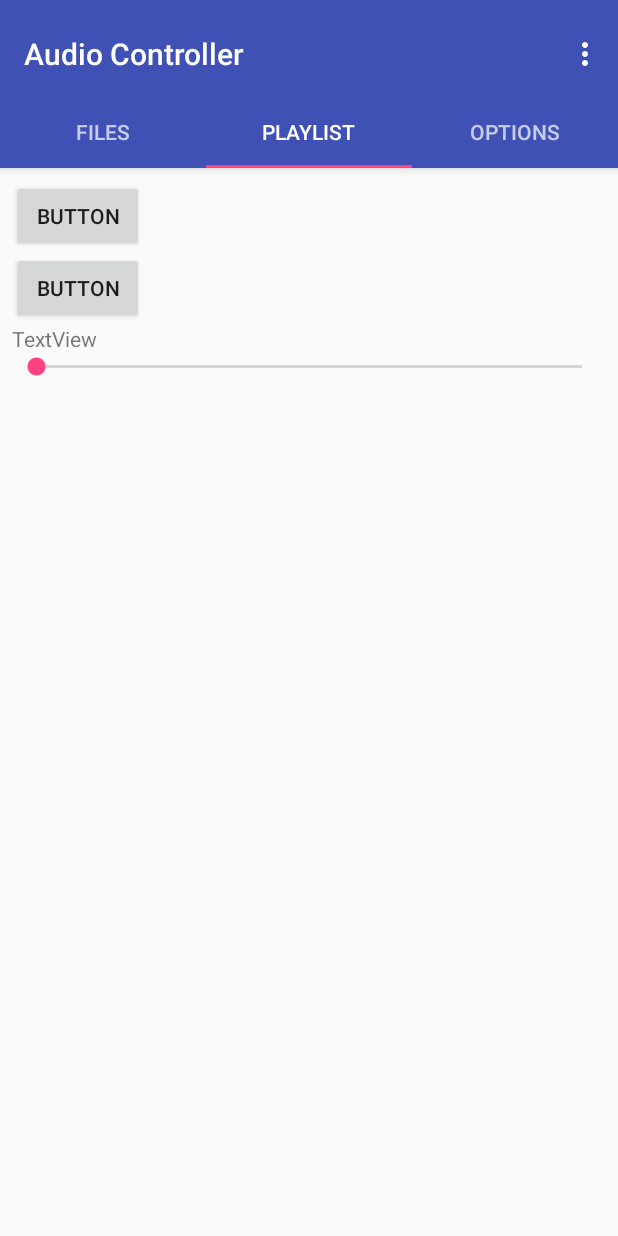
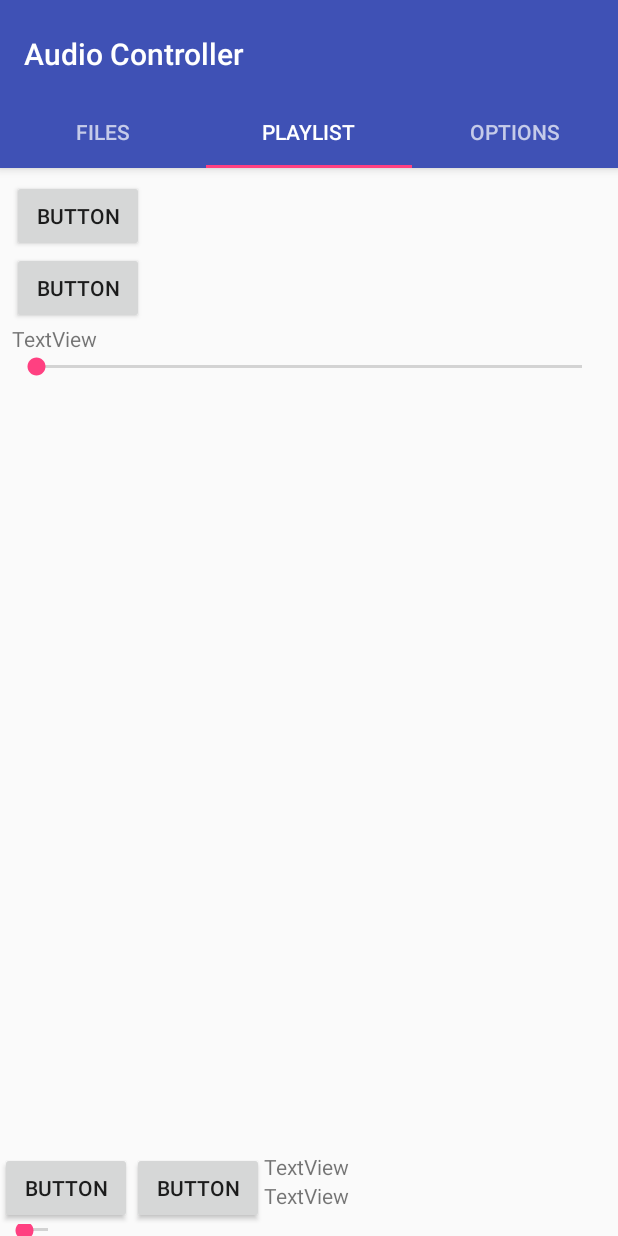
Before and after one commit to onejosharmy/Sprint3, an Android app: the screen it shows after launch (MainActivity), tab 2 chosen, on a phone screen of 412 x 824 dp. Run offline under Robolectric (Android 15) with nearby library versions, the phone set to English and light mode, and no system bars.

Commit message:
made view work

```diff
--- a/app/src/main/java/media/cs4985/westga/edu/audiocontroller/MainActivity.java
+++ b/app/src/main/java/media/cs4985/westga/edu/audiocontroller/MainActivity.java
@@ -40,8 +40,8 @@ public class MainActivity extends AppCompatActivity {
         super.onCreate(savedInstanceState);
         setContentView(R.layout.activity_main);
 
-        Toolbar toolbar = (Toolbar) findViewById(R.id.toolbar);
-        setSupportActionBar(toolbar);
+        //Toolbar toolbar = (Toolbar) findViewById(R.id.toolbar);
+        //setSupportActionBar(toolbar);
         // Create the adapter that will return a fragment for each of the three
         // primary sections of the activity.
         mSectionsPagerAdapter = new SectionsPagerAdapter(getSupportFragmentManager());
@@ -52,7 +52,7 @@ public class MainActivity extends AppCompatActivity {
 
         TabLayout tabLayout = (TabLayout) findViewById(R.id.tabs);
 
-        mViewPager.addOnPageChangeListener(new TabLayout.TabLayoutOnPageChangeListener(tabLayout));
+        //mViewPager.addOnPageChangeListener(new TabLayout.TabLayoutOnPageChangeListener(tabLayout));
         tabLayout.addOnTabSelectedListener(new TabLayout.ViewPagerOnTabSelectedListener(mViewPager));
 
     }
--- a/app/src/main/res/layout/activity_main.xml
+++ b/app/src/main/res/layout/activity_main.xml
@@ -1,10 +1,17 @@
 <?xml version="1.0" encoding="utf-8"?>
+<LinearLayout android:id="@+id/main_linear"
+    android:layout_width="match_parent"
+    android:layout_height="match_parent"
+    android:orientation="vertical"
+    xmlns:android="http://schemas.android.com/apk/res/android"
+    xmlns:app="http://schemas.android.com/apk/res-auto">
+
         <android.support.design.widget.CoordinatorLayout xmlns:android="http://schemas.android.com/apk/res/android"
             xmlns:app="http://schemas.android.com/apk/res-auto"
             xmlns:tools="http://schemas.android.com/tools"
             android:id="@+id/main_content"
             android:layout_width="match_parent"
-    android:layout_height="match_parent"
+            android:layout_height="wrap_content"
             android:fitsSystemWindows="true"
             tools:context="media.cs4985.westga.edu.audiocontroller.MainActivity">
 
@@ -53,13 +60,50 @@
         </android.support.design.widget.TabLayout>
 
     </android.support.design.widget.AppBarLayout>
-
             <android.support.v4.view.ViewPager
                 android:id="@+id/container"
                 android:layout_width="match_parent"
                 android:layout_height="match_parent"
-        app:layout_behavior="@string/appbar_scrolling_view_behavior" >
+                app:layout_behavior="@string/appbar_scrolling_view_behavior" ></android.support.v4.view.ViewPager>
+</android.support.design.widget.CoordinatorLayout>
+    <LinearLayout android:id="@+id/ribbon_linear"
+        android:layout_width="match_parent"
+        android:layout_height="wrap_content"
+        android:orientation="horizontal"
+        xmlns:android="http://schemas.android.com/apk/res/android">
+        <Button
+            android:id="@+id/button5"
+            android:layout_width="wrap_content"
+            android:layout_height="wrap_content"
+            android:text="Button" />
 
-    </android.support.v4.view.ViewPager>
-
-</android.support.design.widget.CoordinatorLayout>
+        <Button
+            android:id="@+id/button6"
+            android:layout_width="wrap_content"
+            android:layout_height="wrap_content"
+            android:text="Button" />
+        <LinearLayout
+            android:layout_width="wrap_content"
+            android:layout_height="wrap_content"
+            android:orientation="vertical">
+        <TextView
+            android:id="@+id/songTime"
+            android:layout_width="match_parent"
+            android:layout_height="wrap_content"
+            android:text="TextView" />
+            <TextView
+                android:id="@+id/songName"
+                android:layout_width="match_parent"
+                android:layout_height="wrap_content"
+                android:text="TextView" />
+        </LinearLayout>
+    </LinearLayout>
+    <LinearLayout
+        android:layout_width="wrap_content"
+        android:layout_height="wrap_content">
+        <SeekBar
+            android:id="@+id/seekBar2"
+            android:layout_width="match_parent"
+            android:layout_height="wrap_content" />
+    </LinearLayout>
+</LinearLayout>
```
Lines whose indentation alone changed are shown as unchanged.
